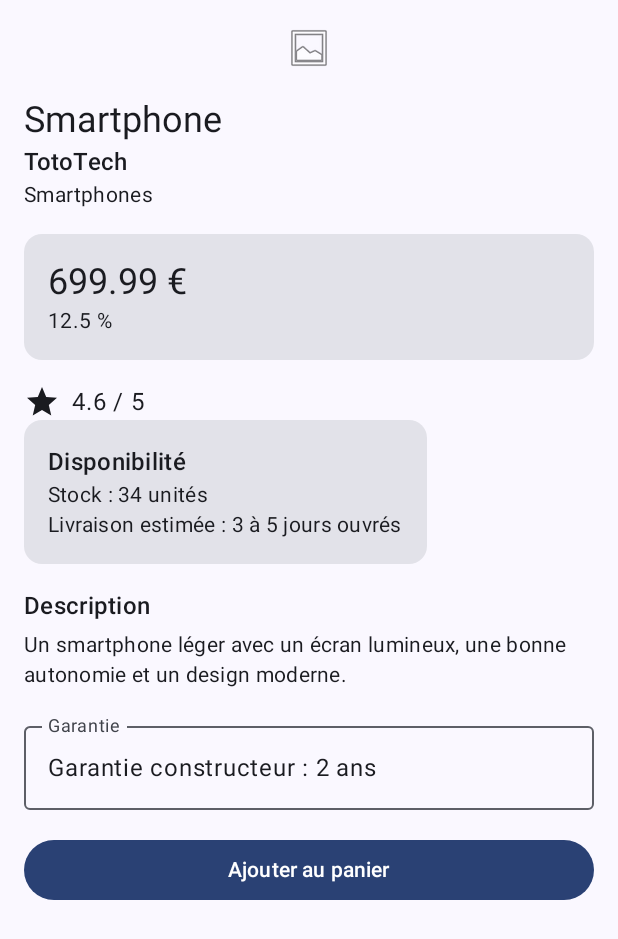
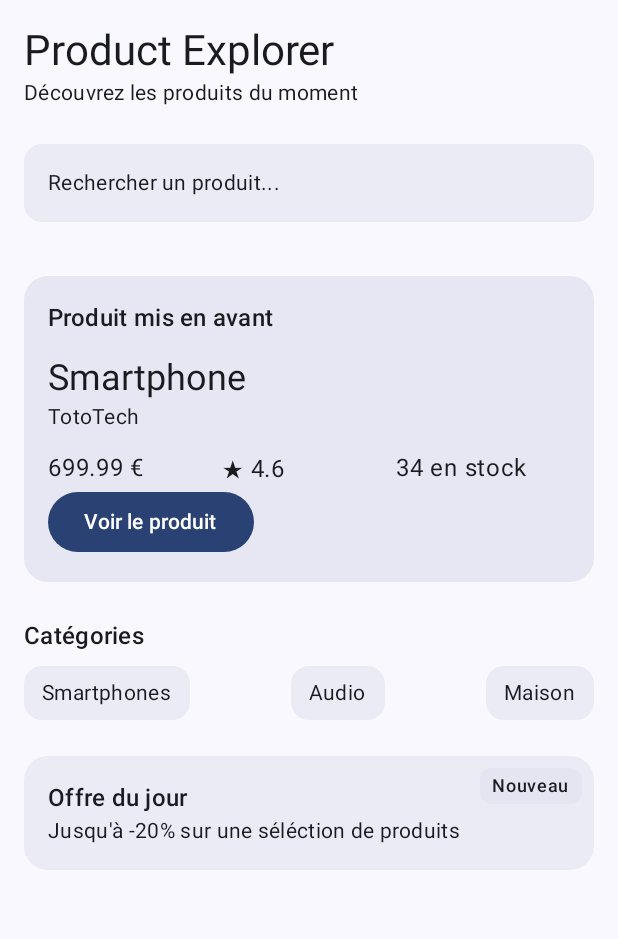
Before and after one commit to matteolvt/TD_Jetpack-Compose, an Android app built with Jetpack Compose: the screen it shows after launch (MainActivity), on a phone screen of 412 x 824 dp. Shown: the top 939 px of the screen. Run offline under Robolectric (Android 15) with nearby library versions, the phone set to English and light mode, and no system bars.

Commit message:
feat: tp5

```diff
--- a/app/src/main/java/com/example/productexplorer/MainActivity.kt
+++ b/app/src/main/java/com/example/productexplorer/MainActivity.kt
@@ -4,11 +4,15 @@ import android.os.Bundle
 import androidx.activity.ComponentActivity
 import androidx.activity.compose.setContent
 import androidx.activity.enableEdgeToEdge
+import androidx.annotation.XmlRes
 import androidx.compose.foundation.Image
+import androidx.compose.foundation.layout.Box
 import androidx.compose.foundation.layout.Column
 import androidx.compose.foundation.layout.Row
+import androidx.compose.foundation.layout.Spacer
 import androidx.compose.foundation.layout.fillMaxSize
 import androidx.compose.foundation.layout.fillMaxWidth
+import androidx.compose.foundation.layout.height
 import androidx.compose.foundation.layout.padding
 import androidx.compose.material3.Button
 import androidx.compose.material3.Card
@@ -25,6 +29,8 @@ import com.example.productexplorer.ui.theme.ProductExplorerTheme
 import androidx.compose.material.icons.Icons
 import androidx.compose.material.icons.filled.Star
 import androidx.compose.material3.OutlinedTextField
+import androidx.compose.material3.Surface
+import androidx.compose.ui.Alignment
 
 class MainActivity : ComponentActivity() {
     override fun onCreate(savedInstanceState: Bundle?) {
@@ -33,9 +39,9 @@ class MainActivity : ComponentActivity() {
         setContent {
             ProductExplorerTheme {
                 Scaffold(modifier = Modifier.fillMaxSize()) { innerPadding ->
-                    ProductDetailScreen(
-                        product = sampleProduct(),
-                        onAddToCartClick = {
+                    ProductHomeScreen(
+                        featuredProduct = sampleProduct(),
+                        onFeaturedProductClick = {
                             // À ajouter plus tard
                         },
                         modifier = Modifier.padding(innerPadding)
@@ -151,6 +157,17 @@ fun ProductDetailScreenOutOfStockPreview(){
         ProductDetailScreen(
             product = sampleProductOutOfStock(),
             onAddToCartClick = {}
+        )
+    }
+}
+
+@Preview(showBackground = true)
+@Composable
+fun ProductScreenPreview() {
+    ProductExplorerTheme{
+        ProductHomeScreen(
+            featuredProduct = sampleProduct(),
+            onFeaturedProductClick = {},
         )
     }
 }
@@ -302,6 +319,208 @@ fun AddToCartButton(
     }
 }
 
+@Composable
+fun ProductHomeScreen(
+    featuredProduct: ProductUi,
+    onFeaturedProductClick: () -> Unit,
+    modifier: Modifier = Modifier
+){
+    Column(
+        modifier = modifier
+            .fillMaxSize()
+            .padding(16.dp)
+    ){
+        HomeHeader()
+        Spacer(modifier = Modifier.height(24.dp))
+        SearchPreviewBar()
+        Spacer(modifier = Modifier.height(24.dp))
+        Spacer(modifier = Modifier.height(12.dp))
+        FeaturedProductSection(
+            product = featuredProduct,
+            onClick = onFeaturedProductClick
+        )
+        Spacer(modifier = Modifier.height(24.dp))
+        CategorySection()
+        Spacer(modifier = Modifier.height(24.dp))
+        DailyOfferBox()
+    }
+}
+
+@Composable
+fun HomeHeader(
+    modifier : Modifier = Modifier,
+){
+    Column(modifier = modifier){
+        Text(
+            text = "Product Explorer",
+            style = MaterialTheme.typography.headlineMedium
+        )
+        Text(
+            text = "Découvrez les produits du moment",
+            style = MaterialTheme.typography.bodyMedium
+        )
+    }
+}
+
+@Composable
+fun SearchPreviewBar(
+    modifier : Modifier = Modifier,
+){
+    Surface(
+        modifier = modifier.fillMaxWidth(),
+        shape = MaterialTheme.shapes.medium,
+        tonalElevation = 2.dp
+    ) {
+        Text(
+            text = "Rechercher un produit...",
+            modifier = Modifier.padding(16.dp),
+            style = MaterialTheme.typography.bodyMedium
+        )
+    }
+}
+
+@Composable
+fun FeaturedProductSection(
+    product: ProductUi,
+    onClick: () -> Unit,
+    modifier : Modifier = Modifier
+){
+    Surface(
+        modifier = Modifier.fillMaxWidth(),
+        shape = MaterialTheme.shapes.large,
+        tonalElevation = 4.dp
+    ){
+        Column(
+            modifier = Modifier.padding(16.dp)
+        ){
+            Text(
+                text = "Produit mis en avant",
+                style = MaterialTheme.typography.titleMedium
+            )
+            Spacer(modifier = Modifier.height(12.dp))
+            Text(
+                text = product.title,
+                style = MaterialTheme.typography.headlineSmall
+            )
+            Text (
+                text = product.brand,
+                style = MaterialTheme.typography.bodyMedium
+            )
+            Spacer(modifier = Modifier.height(12.dp))
+            ProductQuickInfoRow(
+                price = product.price,
+                rating = product.rating,
+                stock = product.stock
+            )
+            Button(onClick = onClick){
+                Text(text = "Voir le produit")
+            }
+        }
+    }
+}
+
+@Composable
+fun ProductQuickInfoRow(
+    price : Double,
+    rating : Double,
+    stock : Int,
+    modifier : Modifier = Modifier
+){
+    Row(modifier = modifier.fillMaxWidth()) {
+        Text(
+            text = "$price €",
+            modifier = Modifier.weight(1f)
+        )
+        Text(
+            text = "★ $rating",
+            modifier = Modifier.weight(1f)
+        )
+        Text(
+            text = "$stock en stock",
+            modifier = Modifier.weight(1f)
+        )
+    }
+}
+
+@Composable
+fun CategoryChip(
+    label : String,
+    modifier : Modifier = Modifier
+){
+    Surface(
+        modifier = modifier,
+        shape = MaterialTheme.shapes.medium,
+        tonalElevation = 2.dp
+    ){
+        Text(
+            text = label,
+            modifier = Modifier.padding(horizontal = 12.dp, vertical = 8.dp),
+            style = MaterialTheme.typography.bodyMedium
+        )
+    }
+}
+
+@Composable
+fun CategorySection(
+    modifier : Modifier = Modifier
+){
+    Column(modifier = modifier){
+        Text(
+            text = "Catégories",
+            style = MaterialTheme.typography.titleMedium
+        )
+        Spacer(modifier = Modifier.height(8.dp))
+        Row {
+            CategoryChip(label = "Smartphones")
+            Spacer(modifier = Modifier.weight(1f))
+            CategoryChip(label = "Audio")
+            Spacer(modifier = Modifier.weight(1f))
+            CategoryChip(label = "Maison")
+        }
+    }
+}
+
+@Composable
+fun DailyOfferBox(
+    modifier: Modifier = Modifier
+){
+    Box(
+        modifier = modifier.fillMaxWidth()
+    ){
+        Surface(
+            modifier = Modifier.fillMaxWidth(),
+            shape = MaterialTheme.shapes.large,
+            tonalElevation = 2.dp
+        ) {
+            Column(
+                modifier = Modifier.padding(16.dp)
+            ){
+                Text(
+                    text = "Offre du jour",
+                    style = MaterialTheme.typography.titleMedium
+                )
+                Text(
+                    text = "Jusqu'à -20% sur une séléction de produits",
+                    style = MaterialTheme.typography.bodyMedium
+                )
+            }
+        }
+        Surface(
+            modifier = Modifier
+                .align(Alignment.TopEnd)
+                .padding(8.dp),
+            shape = MaterialTheme.shapes.small,
+            tonalElevation = 6.dp
+        ) {
+            Text(
+                text = "Nouveau",
+                modifier = Modifier.padding(horizontal = 8.dp, vertical = 4.dp),
+                style = MaterialTheme.typography.labelMedium
+            )
+        }
+    }
+}
+
 fun sampleProductOutOfStock(): ProductUi {
     return ProductUi(
         title = "Casque Audio Pulse",
```
